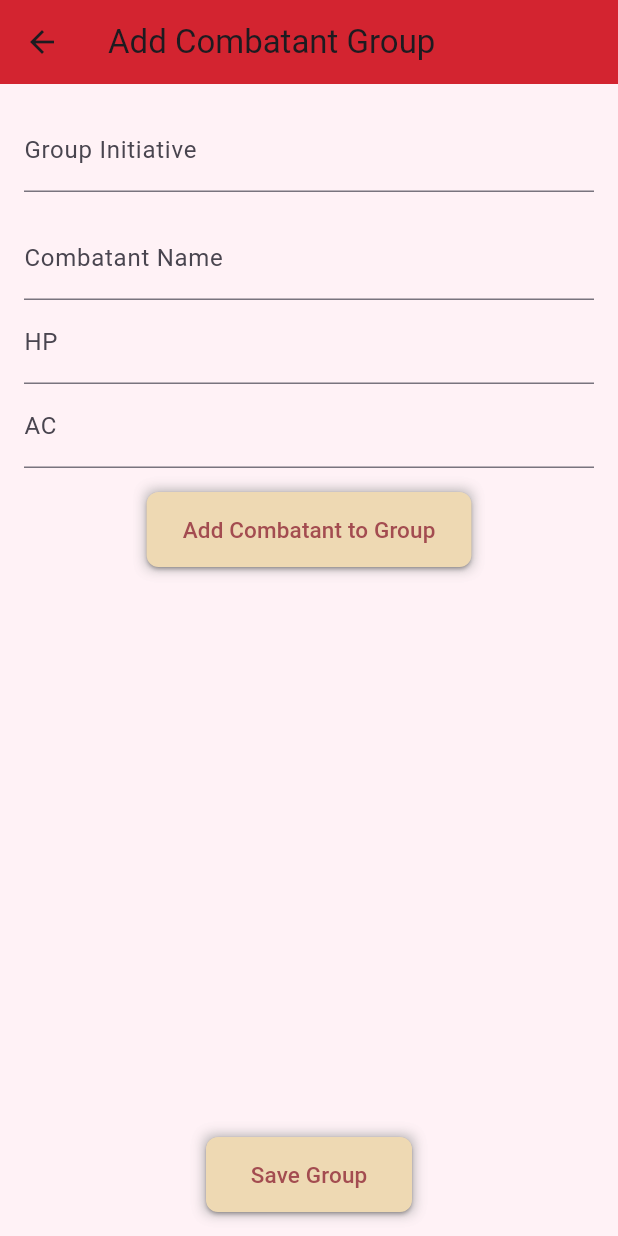
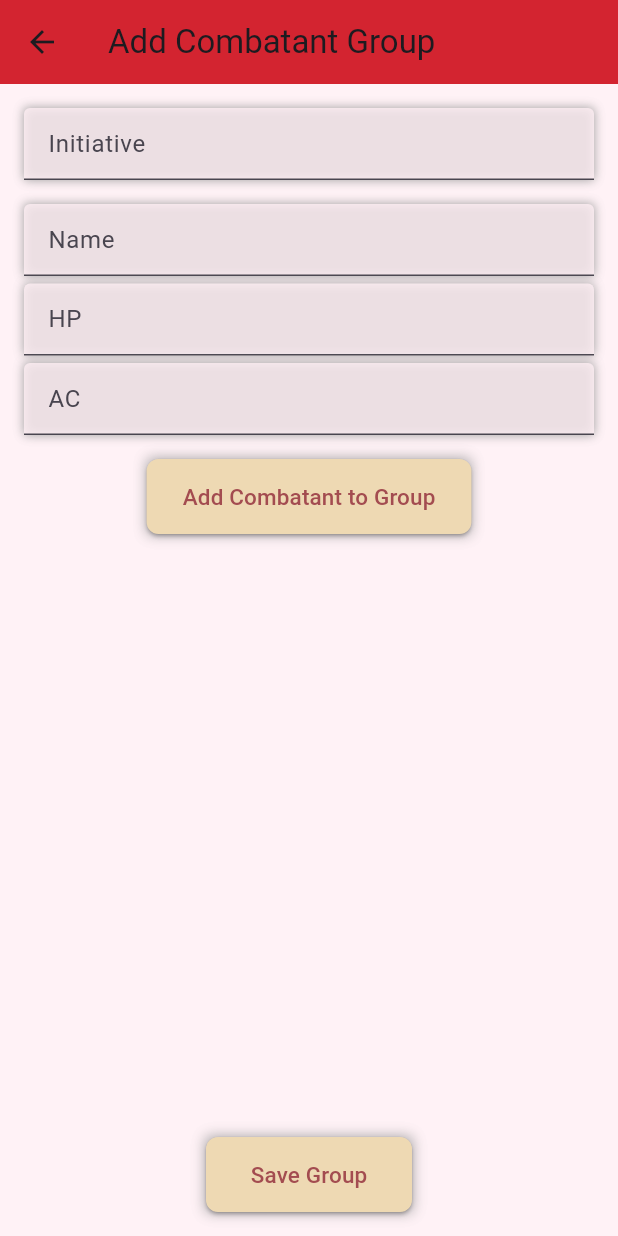
Before and after one commit to carlo-echon/Simple-Initiative-Tracker-App, a Flutter app: the AddCombatantGroupScreen screen opened by its route, on a phone screen of 412 x 824 dp. Run offline on Flutter 3.47's test engine with Material 3 defaults, Android fonts, the light colour scheme and no system bars.

Commit message:
Custom Text Field (Nums) + Some Spacing Changes
Changed some of the spacings for the add combatant screens for individual and group combat.

```diff
--- a/lib/screens/add_combatant_grp_screen.dart
+++ b/lib/screens/add_combatant_grp_screen.dart
@@ -4,6 +4,8 @@ import 'package:simple_initiative_tracker_app/utils/colors.dart';
 import 'package:simple_initiative_tracker_app/utils/combatant_indiv.dart';
 import 'package:simple_initiative_tracker_app/utils/group_provider.dart';
 import 'package:simple_initiative_tracker_app/widgets/custom_button.dart';
+import 'package:simple_initiative_tracker_app/widgets/custom_textfield.dart';
+import 'package:simple_initiative_tracker_app/widgets/custom_textfield_num.dart';
 
 
 class AddCombatantGroupScreen extends StatefulWidget {
@@ -70,25 +72,24 @@ class _AddCombatantGroupScreenState extends State<AddCombatantGroupScreen> {
         padding: const EdgeInsets.all(16.0),
         child: Column(
           children: [
-            TextField(
+            CustomTextFieldNum(
               controller: _initiativeController,
-              keyboardType: TextInputType.number,
-              decoration: const InputDecoration(labelText: 'Group Initiative'),
+              hintText: 'Initiative'
             ),
             const SizedBox(height: 16.0),
-            TextField(
+            CustomTextField(
               controller: _nameController,
-              decoration: const InputDecoration(labelText: 'Combatant Name'),
+              hintText: 'Name',
             ),
-            TextField(
+            const SizedBox(height: 5.0),
+            CustomTextFieldNum(
               controller: _hpController,
-              keyboardType: TextInputType.number,
-              decoration: const InputDecoration(labelText: 'HP'),
+              hintText: 'HP',
             ),
-            TextField(
+            const SizedBox(height: 5.0),
+            CustomTextFieldNum(
               controller: _acController,
-              keyboardType: TextInputType.number,
-              decoration: const InputDecoration(labelText: 'AC'),
+              hintText: 'AC',
             ),
             const SizedBox(height: 16.0),
             CustomButton(
--- a/lib/screens/add_combatant_indiv_screen.dart
+++ b/lib/screens/add_combatant_indiv_screen.dart
@@ -5,6 +5,7 @@ import 'package:simple_initiative_tracker_app/utils/combatant_indiv_provider.dar
 import 'package:simple_initiative_tracker_app/utils/combatant_indiv.dart';
 import 'package:simple_initiative_tracker_app/widgets/custom_button.dart';
 import 'package:simple_initiative_tracker_app/widgets/custom_textfield.dart';
+import 'package:simple_initiative_tracker_app/widgets/custom_textfield_num.dart';
 
 
 class AddCombatantIndivScreen extends StatefulWidget {
@@ -59,18 +60,22 @@ class _AddCombatantIndivScreenState extends State<AddCombatantIndivScreen> {
               controller: _nameController,
                hintText: 'Name'
                ),
-            CustomTextField(
+               const SizedBox(height: 10.0),
+            CustomTextFieldNum(
               controller: _initiativeController,
                hintText: 'Initiative'
                ),
-            CustomTextField(
+               const SizedBox(height: 10.0),
+            CustomTextFieldNum(
               controller: _armorController,
                hintText: 'AC'
                ),
-            CustomTextField(
+               const SizedBox(height: 10.0),
+            CustomTextFieldNum(
               controller: _healthController,
                hintText: 'HP'
                ),
+               const SizedBox(height: 25.0),
             CustomButton(
               onPressed: () => _submitCombatant(context),
                text: "Add Combatant"
--- /dev/null
+++ b/lib/widgets/custom_textfield_num.dart
@@ -0,0 +1,33 @@
+import 'package:flutter/material.dart';
+import 'package:simple_initiative_tracker_app/utils/colors.dart';
+
+class CustomTextFieldNum extends StatelessWidget {
+  final TextEditingController controller;
+  final String hintText;
+
+  const CustomTextFieldNum({Key? key, required this.controller, required this.hintText}) : super(key: key);
+
+  @override
+  Widget build(BuildContext context) {
+    return Container(
+      decoration: const BoxDecoration(
+        boxShadow: [
+          BoxShadow(
+            color: Colors.grey,
+            blurRadius: 5,
+            spreadRadius: 0,
+          ),
+        ]
+      ),
+      child: TextField(
+        controller: controller,
+        keyboardType: TextInputType.number,
+        decoration: InputDecoration(
+          fillColor: bgColor,
+          filled: true,
+          hintText: hintText,
+        ),
+      ),
+    );
+  }
+}
```
